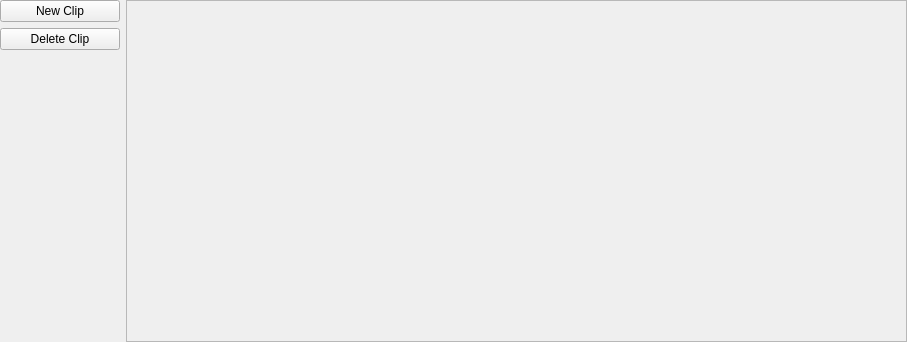
Old version of the form zengarden/source/forms/movieeditor.ui in the repository aedm/zengine.
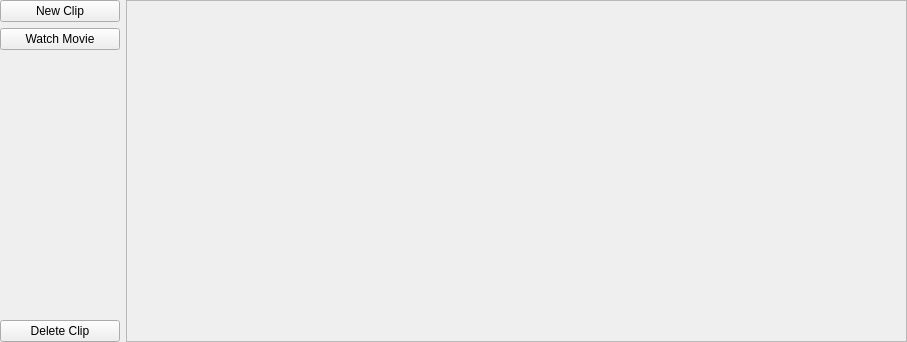
New version of the form.

Diff of the .ui file:
```diff
--- a/zengarden/source/forms/movieeditor.ui
+++ b/zengarden/source/forms/movieeditor.ui
@@ -55,9 +55,9 @@
        </widget>
       </item>
       <item>
-       <widget class="QPushButton" name="deleteClipButton">
+       <widget class="QPushButton" name="watchMovieButton">
         <property name="text">
-         <string>Delete Clip</string>
+         <string>Watch Movie</string>
         </property>
        </widget>
       </item>
@@ -74,6 +74,13 @@
         </property>
        </spacer>
       </item>
+      <item>
+       <widget class="QPushButton" name="deleteClipButton">
+        <property name="text">
+         <string>Delete Clip</string>
+        </property>
+       </widget>
+      </item>
      </layout>
     </widget>
    </item>
```
